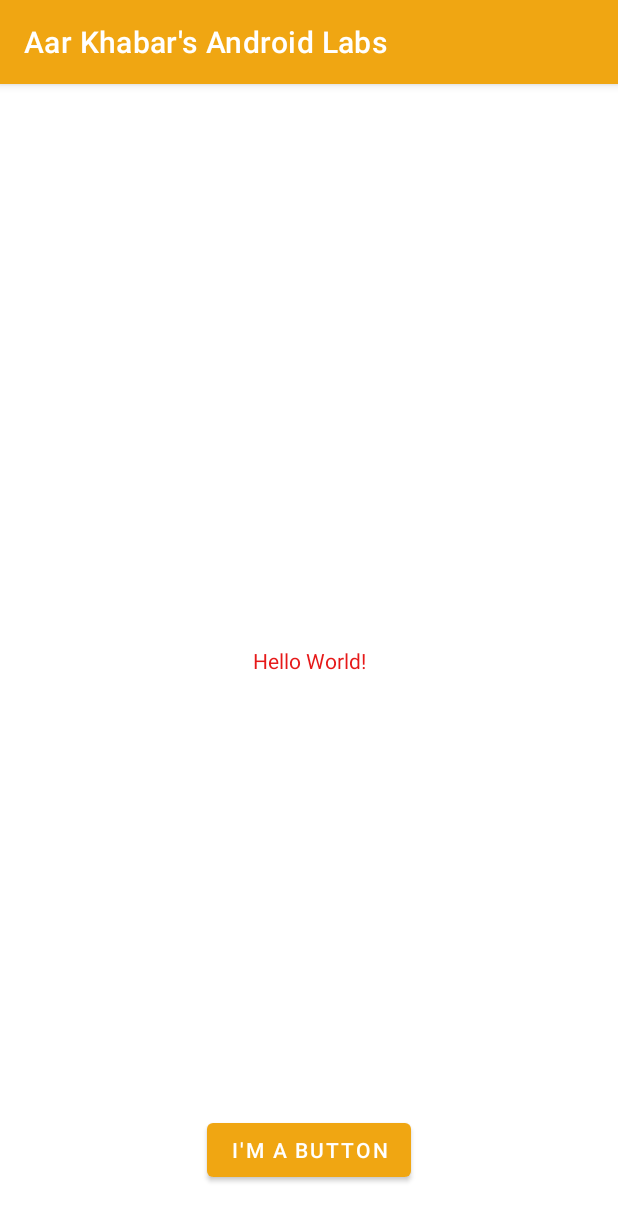
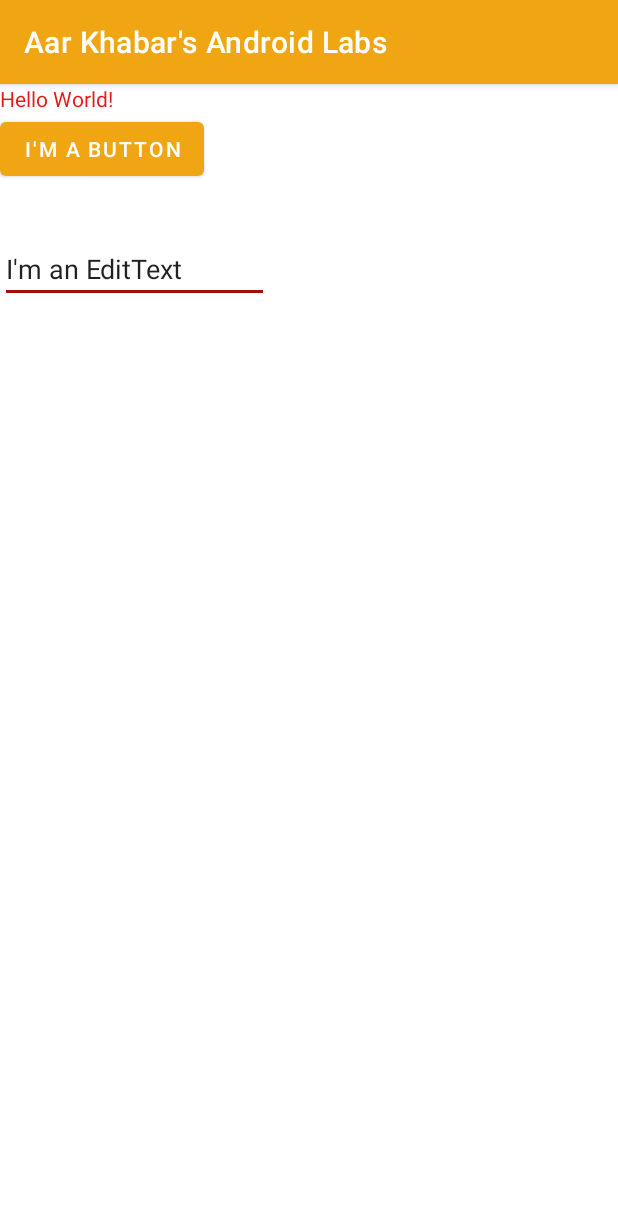
Before and after one commit to AarKhabar/MyAndroidLabs, an Android app: the screen it shows after launch (MainActivity), on a phone screen of 412 x 824 dp. Shown: the top 1221 px of the screen. Run offline under Robolectric (Android 15) with nearby library versions, the phone set to English and light mode, and no system bars.

Commit message:
Working on text widgets

```diff
--- a/app/src/main/java/algonquin/cst2335/khab0018/MainActivity.java
+++ b/app/src/main/java/algonquin/cst2335/khab0018/MainActivity.java
@@ -3,6 +3,10 @@ package algonquin.cst2335.khab0018;
 import androidx.appcompat.app.AppCompatActivity;
 
 import android.os.Bundle;
+import android.view.View;
+import android.widget.Button;
+import android.widget.EditText;
+import android.widget.TextView;
 
 public class MainActivity extends AppCompatActivity {
 
@@ -10,5 +14,20 @@ public class MainActivity extends AppCompatActivity {
     protected void onCreate(Bundle savedInstanceState) {
         super.onCreate(savedInstanceState);
         setContentView(R.layout.activity_main);
+        TextView mytext = findViewById(R.id.textview);
+        Button btn = findViewById(R.id.myButton);
+        EditText myedit = findViewById(R.id.editmessage);
+        //String editString = myedit.getText().toString();
+
+        btn.setOnClickListener(new View.OnClickListener() {
+            @Override
+            public void onClick(View v) {
+                String editString =mytext.getText().toString();
+                btn.setOnClickListener(vw -> { mytext.setText("Your edit text has: " + myedit.getText());
+                });
+            }
+        });
+
     }
+
 }
--- a/app/src/main/res/layout/activity_main.xml
+++ b/app/src/main/res/layout/activity_main.xml
@@ -1,29 +1,32 @@
 <?xml version="1.0" encoding="utf-8"?>
-<androidx.constraintlayout.widget.ConstraintLayout xmlns:android="http://schemas.android.com/apk/res/android"
+<LinearLayout
+    xmlns:android="http://schemas.android.com/apk/res/android"
     xmlns:app="http://schemas.android.com/apk/res-auto"
     xmlns:tools="http://schemas.android.com/tools"
     android:layout_width="match_parent"
     android:layout_height="match_parent"
-    tools:context=".MainActivity">
+    tools:context=".MainActivity"
+    android:orientation="vertical">
 
     <TextView
         android:layout_width="wrap_content"
         android:layout_height="wrap_content"
         android:text="@string/hello_message"
-        app:layout_constraintBottom_toBottomOf="parent"
-        app:layout_constraintLeft_toLeftOf="parent"
-        app:layout_constraintRight_toRightOf="parent"
-        app:layout_constraintTop_toTopOf="parent" />
+        android:id="@+id/textview"/>
 
     <Button
         android:layout_width="wrap_content"
         android:layout_height="wrap_content"
         android:layout_marginBottom="50px"
         android:text="@string/button_message"
-        app:layout_constraintBottom_toBottomOf="parent"
-        app:layout_constraintEnd_toEndOf="parent"
-        app:layout_constraintHorizontal_bias="0.5"
-        app:layout_constraintStart_toStartOf="parent" />
+        android:id="@+id/myButton"/>
+
+    <EditText
+        android:text="@string/editmessage"
+        android:hint="@string/hinttext"
+        android:layout_width="wrap_content"
+        android:layout_height="wrap_content"
+        android:id="@+id/editmessage"/>
 
 
-</androidx.constraintlayout.widget.ConstraintLayout>
+</LinearLayout>
--- a/app/src/main/res/values/strings.xml
+++ b/app/src/main/res/values/strings.xml
@@ -2,4 +2,6 @@
     <string name="app_name">Aar Khabar\'s Android Labs</string>
     <string name="hello_message">Hello World!</string>
     <string name="button_message">I\'m a button</string>
+    <string name="editmessage">I\'m an EditText</string>
+    <string name="hinttext">Write something here</string>
 </resources>
```
Also changed, not shown: 1 other file.
